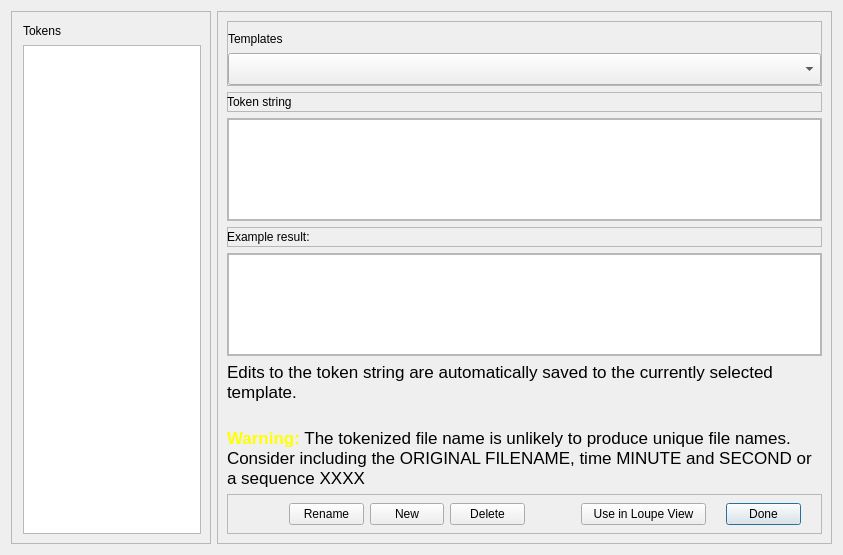
This is Dialogs/tokendlg.ui in towhee/Winnow64 as Qt 5 draws it before an edit. The edited form follows.
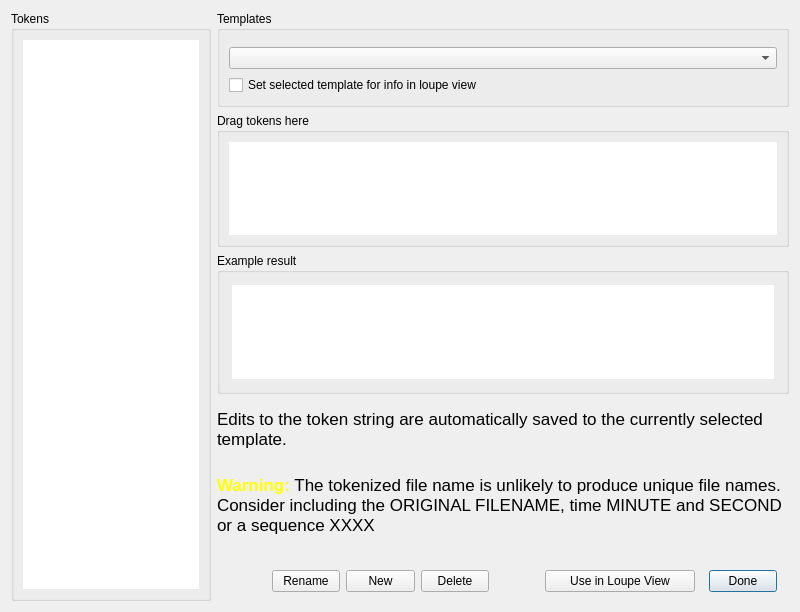
This is the edited form. Custom widgets are drawn as their Qt base class.

The edit to the form file:
```diff
--- a/Dialogs/tokendlg.ui
+++ b/Dialogs/tokendlg.ui
@@ -6,8 +6,8 @@
    <rect>
     <x>0</x>
     <y>0</y>
-    <width>843</width>
-    <height>555</height>
+    <width>800</width>
+    <height>612</height>
    </rect>
   </property>
   <property name="sizePolicy">
@@ -56,37 +56,30 @@
       </size>
      </property>
      <property name="frameShape">
-      <enum>QFrame::StyledPanel</enum>
+      <enum>QFrame::NoFrame</enum>
      </property>
      <property name="frameShadow">
-      <enum>QFrame::Raised</enum>
+      <enum>QFrame::Sunken</enum>
      </property>
      <layout class="QVBoxLayout" name="verticalLayout_2">
       <property name="leftMargin">
-       <number>11</number>
+       <number>0</number>
       </property>
       <property name="topMargin">
-       <number>11</number>
+       <number>0</number>
+      </property>
+      <property name="rightMargin">
+       <number>0</number>
+      </property>
+      <property name="bottomMargin">
+       <number>0</number>
       </property>
       <item>
-       <widget class="QLabel" name="label">
-        <property name="minimumSize">
-         <size>
-          <width>0</width>
-          <height>0</height>
-         </size>
-        </property>
-        <property name="maximumSize">
-         <size>
-          <width>16777215</width>
-          <height>16</height>
-         </size>
-        </property>
-        <property name="text">
+       <widget class="QGroupBox" name="groupBox">
+        <property name="title">
          <string>Tokens</string>
         </property>
-       </widget>
-      </item>
+        <layout class="QVBoxLayout" name="verticalLayout_7">
       <item>
        <widget class="TokenList" name="tokenList">
         <property name="sizePolicy">
@@ -107,6 +100,15 @@
           <height>16777215</height>
          </size>
         </property>
+           <property name="frameShape">
+            <enum>QFrame::NoFrame</enum>
+           </property>
+           <property name="lineWidth">
+            <number>1</number>
+           </property>
+          </widget>
+         </item>
+        </layout>
        </widget>
       </item>
      </layout>
@@ -115,42 +117,18 @@
    <item>
     <widget class="QFrame" name="frame">
      <property name="frameShape">
-      <enum>QFrame::StyledPanel</enum>
+      <enum>QFrame::NoFrame</enum>
      </property>
      <property name="frameShadow">
-      <enum>QFrame::Raised</enum>
+      <enum>QFrame::Sunken</enum>
      </property>
      <layout class="QVBoxLayout" name="verticalLayout">
-      <item>
-       <widget class="QFrame" name="frame_4">
-        <property name="sizePolicy">
-         <sizepolicy hsizetype="Preferred" vsizetype="Preferred">
-          <horstretch>0</horstretch>
-          <verstretch>0</verstretch>
-         </sizepolicy>
-        </property>
-        <property name="minimumSize">
-         <size>
-          <width>0</width>
-          <height>65</height>
-         </size>
-        </property>
-        <property name="maximumSize">
-         <size>
-          <width>16777215</width>
-          <height>75</height>
-         </size>
-        </property>
-        <property name="frameShape">
-         <enum>QFrame::StyledPanel</enum>
-        </property>
-        <property name="frameShadow">
-         <enum>QFrame::Raised</enum>
-        </property>
-        <layout class="QVBoxLayout" name="verticalLayout_4">
          <property name="leftMargin">
           <number>0</number>
          </property>
+      <property name="topMargin">
+       <number>0</number>
+      </property>
          <property name="rightMargin">
           <number>0</number>
          </property>
@@ -158,32 +136,28 @@
           <number>0</number>
          </property>
          <item>
-          <widget class="QLabel" name="label_4">
-           <property name="minimumSize">
-            <size>
-             <width>0</width>
-             <height>16</height>
-            </size>
-           </property>
-           <property name="maximumSize">
-            <size>
-             <width>16777215</width>
-             <height>16</height>
-            </size>
-           </property>
-           <property name="text">
+       <widget class="QGroupBox" name="groupTemplates">
+        <property name="title">
             <string>Templates</string>
            </property>
-          </widget>
-         </item>
+        <layout class="QVBoxLayout" name="verticalLayout_9">
+         <property name="topMargin">
+          <number>16</number>
+         </property>
          <item>
           <widget class="QComboBox" name="templatesCB">
            <property name="sizePolicy">
-            <sizepolicy hsizetype="Preferred" vsizetype="Preferred">
+            <sizepolicy hsizetype="Preferred" vsizetype="Fixed">
              <horstretch>0</horstretch>
              <verstretch>0</verstretch>
             </sizepolicy>
            </property>
+           <property name="maximumSize">
+            <size>
+             <width>16777215</width>
+             <height>26</height>
+            </size>
+           </property>
            <property name="editable">
             <bool>false</bool>
            </property>
@@ -192,101 +166,22 @@
            </property>
           </widget>
          </item>
-        </layout>
-       </widget>
-      </item>
       <item>
-       <widget class="QFrame" name="frame_9">
-        <property name="sizePolicy">
-         <sizepolicy hsizetype="Preferred" vsizetype="Fixed">
-          <horstretch>0</horstretch>
-          <verstretch>0</verstretch>
-         </sizepolicy>
-        </property>
-        <property name="minimumSize">
-         <size>
-          <width>0</width>
-          <height>20</height>
-         </size>
-        </property>
-        <property name="maximumSize">
-         <size>
-          <width>16777215</width>
-          <height>20</height>
-         </size>
-        </property>
-        <property name="frameShape">
-         <enum>QFrame::StyledPanel</enum>
-        </property>
-        <property name="frameShadow">
-         <enum>QFrame::Raised</enum>
-        </property>
-        <widget class="QLabel" name="label_2">
-         <property name="geometry">
-          <rect>
-           <x>0</x>
-           <y>0</y>
-           <width>200</width>
-           <height>20</height>
-          </rect>
-         </property>
-         <property name="minimumSize">
-          <size>
-           <width>0</width>
-           <height>0</height>
-          </size>
-         </property>
-         <property name="maximumSize">
-          <size>
-           <width>16777215</width>
-           <height>16777215</height>
-          </size>
-         </property>
+          <widget class="QCheckBox" name="chkUseInLoupeView">
          <property name="text">
-          <string>Token string</string>
-         </property>
-        </widget>
+            <string>Set selected template for info in loupe view</string>
+           </property>
+          </widget>
+         </item>
+        </layout>
        </widget>
       </item>
       <item>
-       <widget class="QFrame" name="frame_3">
-        <property name="sizePolicy">
-         <sizepolicy hsizetype="Expanding" vsizetype="Expanding">
-          <horstretch>0</horstretch>
-          <verstretch>0</verstretch>
-         </sizepolicy>
+       <widget class="QGroupBox" name="groupTokenEdit">
+        <property name="title">
+         <string>Drag tokens here</string>
         </property>
-        <property name="minimumSize">
-         <size>
-          <width>0</width>
-          <height>50</height>
-         </size>
-        </property>
-        <property name="maximumSize">
-         <size>
-          <width>16777215</width>
-          <height>16777215</height>
-         </size>
-        </property>
-        <property name="frameShape">
-         <enum>QFrame::StyledPanel</enum>
-        </property>
-        <property name="frameShadow">
-         <enum>QFrame::Raised</enum>
-        </property>
-        <layout class="QVBoxLayout" name="verticalLayout_6">
-         <property name="leftMargin">
-          <number>0</number>
-         </property>
-         <property name="topMargin">
-          <number>0</number>
-         </property>
-         <property name="rightMargin">
-          <number>0</number>
-         </property>
-         <property name="bottomMargin">
-          <number>0</number>
-         </property>
+        <layout class="QVBoxLayout" name="verticalLayout_10">
          <item>
           <widget class="TokenEdit" name="tokenEdit">
            <property name="sizePolicy">
@@ -315,90 +210,31 @@
            <property name="styleSheet">
             <string notr="true"/>
            </property>
+           <property name="frameShape">
+            <enum>QFrame::NoFrame</enum>
+           </property>
           </widget>
          </item>
         </layout>
        </widget>
       </item>
       <item>
-       <widget class="QFrame" name="frame_5">
-        <property name="sizePolicy">
-         <sizepolicy hsizetype="Preferred" vsizetype="Fixed">
-          <horstretch>0</horstretch>
-          <verstretch>0</verstretch>
-         </sizepolicy>
+       <widget class="QGroupBox" name="groupExample">
+        <property name="title">
+         <string>Example result</string>
         </property>
-        <property name="minimumSize">
-         <size>
-          <width>0</width>
-          <height>20</height>
-         </size>
-        </property>
-        <property name="maximumSize">
-         <size>
-          <width>16777215</width>
-          <height>20</height>
-         </size>
-        </property>
-        <property name="frameShape">
-         <enum>QFrame::StyledPanel</enum>
-        </property>
-        <property name="frameShadow">
-         <enum>QFrame::Raised</enum>
-        </property>
-        <widget class="QLabel" name="label_3">
-         <property name="geometry">
-          <rect>
-           <x>0</x>
-           <y>0</y>
-           <width>141</width>
-           <height>20</height>
-          </rect>
-         </property>
-         <property name="text">
-          <string>Example result:</string>
-         </property>
-        </widget>
-       </widget>
-      </item>
-      <item>
-       <widget class="QFrame" name="frame_6">
-        <property name="sizePolicy">
-         <sizepolicy hsizetype="Expanding" vsizetype="Expanding">
-          <horstretch>0</horstretch>
-          <verstretch>0</verstretch>
-         </sizepolicy>
-        </property>
-        <property name="minimumSize">
-         <size>
-          <width>0</width>
-          <height>50</height>
-         </size>
-        </property>
-        <property name="maximumSize">
-         <size>
-          <width>16777215</width>
-          <height>16777215</height>
-         </size>
-        </property>
-        <property name="frameShape">
-         <enum>QFrame::StyledPanel</enum>
-        </property>
-        <property name="frameShadow">
-         <enum>QFrame::Raised</enum>
-        </property>
-        <layout class="QVBoxLayout" name="verticalLayout_5">
+        <layout class="QVBoxLayout" name="verticalLayout_8">
          <property name="leftMargin">
-          <number>0</number>
+          <number>12</number>
          </property>
          <property name="topMargin">
-          <number>0</number>
+          <number>12</number>
          </property>
          <property name="rightMargin">
-          <number>0</number>
+          <number>12</number>
          </property>
          <property name="bottomMargin">
-          <number>0</number>
+          <number>12</number>
          </property>
          <item>
           <widget class="QTextBrowser" name="resultText">
@@ -423,13 +259,43 @@
            <property name="styleSheet">
             <string notr="true"/>
            </property>
+           <property name="frameShape">
+            <enum>QFrame::NoFrame</enum>
+           </property>
           </widget>
          </item>
         </layout>
        </widget>
       </item>
       <item>
-       <widget class="QLabel" name="label_5">
+       <widget class="QFrame" name="frameComments">
+        <property name="minimumSize">
+         <size>
+          <width>0</width>
+          <height>75</height>
+         </size>
+        </property>
+        <property name="frameShape">
+         <enum>QFrame::NoFrame</enum>
+        </property>
+        <property name="frameShadow">
+         <enum>QFrame::Raised</enum>
+        </property>
+        <property name="midLineWidth">
+         <number>0</number>
+        </property>
+        <layout class="QVBoxLayout" name="verticalLayout_4">
+         <property name="leftMargin">
+          <number>0</number>
+         </property>
+         <property name="rightMargin">
+          <number>0</number>
+         </property>
+         <property name="bottomMargin">
+          <number>0</number>
+         </property>
+         <item>
+          <widget class="QLabel" name="explanation">
         <property name="font">
          <font>
           <pointsize>13</pointsize>
@@ -469,7 +335,23 @@
        </widget>
       </item>
       <item>
-       <widget class="QFrame" name="frame_8">
+          <spacer name="verticalSpacer">
+           <property name="orientation">
+            <enum>Qt::Vertical</enum>
+           </property>
+           <property name="sizeHint" stdset="0">
+            <size>
+             <width>20</width>
+             <height>20</height>
+            </size>
+           </property>
+          </spacer>
+         </item>
+        </layout>
+       </widget>
+      </item>
+      <item>
+       <widget class="QFrame" name="frame_Buttons">
         <property name="sizePolicy">
          <sizepolicy hsizetype="Preferred" vsizetype="Fixed">
           <horstretch>0</horstretch>
@@ -489,7 +371,7 @@
          </size>
         </property>
         <property name="frameShape">
-         <enum>QFrame::StyledPanel</enum>
+         <enum>QFrame::NoFrame</enum>
         </property>
         <property name="frameShadow">
          <enum>QFrame::Raised</enum>
@@ -502,7 +384,7 @@
           <number>0</number>
          </property>
          <property name="rightMargin">
-          <number>20</number>
+          <number>12</number>
          </property>
          <property name="bottomMargin">
           <number>0</number>
@@ -632,14 +514,14 @@
          <item>
           <widget class="QPushButton" name="okBtn">
            <property name="sizePolicy">
-            <sizepolicy hsizetype="Minimum" vsizetype="Fixed">
+            <sizepolicy hsizetype="Expanding" vsizetype="Fixed">
              <horstretch>0</horstretch>
              <verstretch>0</verstretch>
             </sizepolicy>
            </property>
            <property name="minimumSize">
             <size>
-             <width>125</width>
+             <width>150</width>
              <height>0</height>
             </size>
            </property>
```
Left out of the diff: 4 changed lines with no effect on the pictures. Lines whose indentation alone changed are shown as unchanged.
